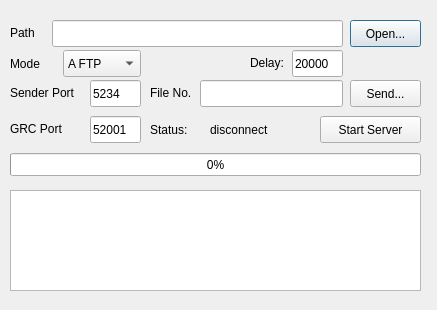
First picture: the form in file_send.ui, repository ArtisticZhao/file_sender_to_GNURadio, before the edit.
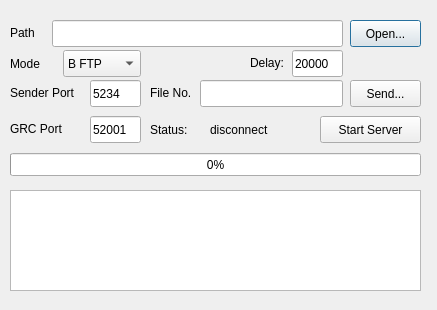
Second picture: the form after the edit.

```diff
--- a/file_send.ui
+++ b/file_send.ui
@@ -249,11 +249,6 @@
      <height>27</height>
     </rect>
    </property>
-   <item>
-    <property name="text">
-     <string>A FTP</string>
-    </property>
-   </item>
    <item>
     <property name="text">
      <string>B FTP</string>
```
Left out of the diff: 2 changed lines with no effect on the pictures.
